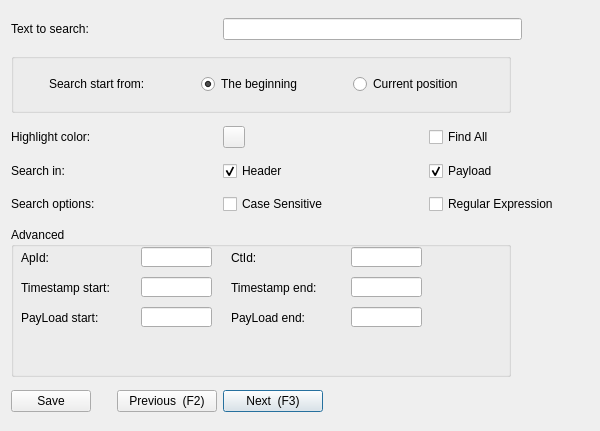
Old version of the form src/searchdialog.ui in the repository COVESA/dlt-viewer.
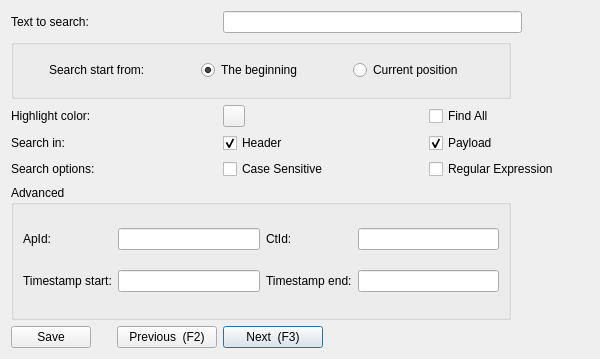
New version of the form. Icons and pictures are not drawn.

Commit message:
Remove dead code related to payload range search functionality (#525)
* remove functionality of payload search range
It was broken for long time and most probably
unused
https://github.com/COVESA/dlt-viewer/issues/502
* Adjust layout of search dialog
Compensate gap due to removed payload-range
input fields

Diff of the .ui file:
```diff
--- a/src/searchdialog.ui
+++ b/src/searchdialog.ui
@@ -7,7 +7,7 @@
     <x>0</x>
     <y>0</y>
     <width>600</width>
-    <height>431</height>
+    <height>359</height>
    </rect>
   </property>
   <property name="minimumSize">
@@ -41,15 +41,16 @@
      <property name="title">
       <string>Advanced</string>
      </property>
+     <layout class="QGridLayout" name="gridLayout_2">
+      <item row="0" column="0">
+       <widget class="QLabel" name="label_6">
+        <property name="text">
+         <string>ApId:</string>
+        </property>
+       </widget>
+      </item>
+      <item row="0" column="1">
      <widget class="QLineEdit" name="apIdlineEdit">
-      <property name="geometry">
-       <rect>
-        <x>130</x>
-        <y>20</y>
-        <width>71</width>
-        <height>20</height>
-       </rect>
-      </property>
       <property name="toolTip">
        <string>&lt;html&gt;&lt;head/&gt;&lt;body&gt;&lt;p&gt;Only messages of the given ApId are considered by the search &lt;/p&gt;&lt;/body&gt;&lt;/html&gt;</string>
       </property>
@@ -57,41 +58,16 @@
        <string>&lt;html&gt;&lt;head/&gt;&lt;body&gt;&lt;p&gt;Enter the ApId to search text only for this ApId&lt;/p&gt;&lt;/body&gt;&lt;/html&gt;</string>
       </property>
      </widget>
-     <widget class="QLabel" name="label_6">
-      <property name="geometry">
-       <rect>
-        <x>10</x>
-        <y>20</y>
-        <width>51</width>
-        <height>21</height>
-       </rect>
-      </property>
-      <property name="text">
-       <string>ApId:</string>
-      </property>
-     </widget>
+      </item>
+      <item row="0" column="2">
      <widget class="QLabel" name="label_7">
-      <property name="geometry">
-       <rect>
-        <x>220</x>
-        <y>20</y>
-        <width>51</width>
-        <height>21</height>
-       </rect>
-      </property>
       <property name="text">
        <string>CtId:</string>
       </property>
      </widget>
+      </item>
+      <item row="0" column="3">
      <widget class="QLineEdit" name="ctIdlineEdit">
-      <property name="geometry">
-       <rect>
-        <x>340</x>
-        <y>20</y>
-        <width>71</width>
-        <height>20</height>
-       </rect>
-      </property>
       <property name="toolTip">
        <string>&lt;html&gt;&lt;head/&gt;&lt;body&gt;&lt;p&gt;Only messages of the given CtId are considered by the search &lt;/p&gt;&lt;/body&gt;&lt;/html&gt;</string>
       </property>
@@ -99,31 +75,9 @@
        <string>&lt;html&gt;&lt;head/&gt;&lt;body&gt;&lt;p&gt;Enter the CtId to search text only for this CtId&lt;/p&gt;&lt;/body&gt;&lt;/html&gt;</string>
       </property>
      </widget>
-     <widget class="QLineEdit" name="timeStartlineEdit">
-      <property name="geometry">
-       <rect>
-        <x>130</x>
-        <y>50</y>
-        <width>71</width>
-        <height>20</height>
-       </rect>
-      </property>
-      <property name="toolTip">
-       <string>&lt;html&gt;&lt;head/&gt;&lt;body&gt;&lt;p&gt;Starting time stamp of format xxx.yyy&lt;/p&gt;&lt;/body&gt;&lt;/html&gt;</string>
-      </property>
-      <property name="whatsThis">
-       <string>&lt;html&gt;&lt;head/&gt;&lt;body&gt;&lt;p&gt;Enter the TimeStamp start after which the text would be searched&lt;/p&gt;&lt;/body&gt;&lt;/html&gt;</string>
-      </property>
-     </widget>
+      </item>
+      <item row="1" column="0">
      <widget class="QLabel" name="label_8">
-      <property name="geometry">
-       <rect>
-        <x>10</x>
-        <y>50</y>
-        <width>111</width>
-        <height>21</height>
-       </rect>
-      </property>
       <property name="toolTip">
        <string>&lt;html&gt;&lt;head/&gt;&lt;body&gt;&lt;p&gt;Only consider / show search hits inbetween the given time stamp range&lt;/p&gt;&lt;/body&gt;&lt;/html&gt;</string>
       </property>
@@ -131,96 +85,35 @@
        <string>Timestamp start:</string>
       </property>
      </widget>
-     <widget class="QLineEdit" name="timeEndlineEdit">
-      <property name="geometry">
-       <rect>
-        <x>340</x>
-        <y>50</y>
-        <width>71</width>
-        <height>20</height>
-       </rect>
-      </property>
+      </item>
+      <item row="1" column="1">
+       <widget class="QLineEdit" name="timeStartlineEdit">
       <property name="toolTip">
        <string>&lt;html&gt;&lt;head/&gt;&lt;body&gt;&lt;p&gt;Stop time stamp of format xxx.yyy&lt;/p&gt;&lt;/body&gt;&lt;/html&gt;</string>
       </property>
       <property name="whatsThis">
-       <string>&lt;html&gt;&lt;head/&gt;&lt;body&gt;&lt;p&gt;Enter the TimeStamp end before which this text would be searched&lt;/p&gt;&lt;/body&gt;&lt;/html&gt;</string>
-      </property>
-     </widget>
+         <string>&lt;html&gt;&lt;head/&gt;&lt;body&gt;&lt;p&gt;Enter the TimeStamp start after which the text would be searched&lt;/p&gt;&lt;/body&gt;&lt;/html&gt;</string>
+        </property>
+       </widget>
+      </item>
+      <item row="1" column="2">
      <widget class="QLabel" name="label_9">
-      <property name="geometry">
-       <rect>
-        <x>220</x>
-        <y>50</y>
-        <width>111</width>
-        <height>21</height>
-       </rect>
-      </property>
       <property name="text">
        <string>Timestamp end:</string>
       </property>
      </widget>
-     <widget class="QLabel" name="label_10">
-      <property name="geometry">
-       <rect>
-        <x>10</x>
-        <y>80</y>
-        <width>111</width>
-        <height>21</height>
-       </rect>
-      </property>
+      </item>
+      <item row="1" column="3">
+       <widget class="QLineEdit" name="timeEndlineEdit">
       <property name="toolTip">
-       <string>&lt;html&gt;&lt;head/&gt;&lt;body&gt;&lt;p&gt;Set here a payload range to be found. The range is defined by a starting pattern and an end pattern. Every message between these patterns is regarded as a search hit.&lt;/p&gt;&lt;/body&gt;&lt;/html&gt;</string>
-      </property>
-      <property name="text">
-       <string>PayLoad start:</string>
-      </property>
-     </widget>
-     <widget class="QLabel" name="label_11">
-      <property name="geometry">
-       <rect>
-        <x>220</x>
-        <y>80</y>
-        <width>111</width>
-        <height>21</height>
-       </rect>
-      </property>
-      <property name="text">
-       <string>PayLoad end:</string>
-      </property>
-     </widget>
-     <widget class="QLineEdit" name="payloadStartlineEdit">
-      <property name="geometry">
-       <rect>
-        <x>130</x>
-        <y>80</y>
-        <width>71</width>
-        <height>20</height>
-       </rect>
-      </property>
-      <property name="toolTip">
-       <string>&lt;html&gt;&lt;head/&gt;&lt;body&gt;&lt;p&gt;Pattern which is considererd as starting mark.&lt;/p&gt;&lt;/body&gt;&lt;/html&gt;</string>
-      </property>
-      <property name="whatsThis">
-       <string>&lt;html&gt;&lt;head/&gt;&lt;body&gt;&lt;p&gt;Enter the TimeStamp start after which the text would be searched&lt;/p&gt;&lt;/body&gt;&lt;/html&gt;</string>
-      </property>
-     </widget>
-     <widget class="QLineEdit" name="payloadEndlineEdit">
-      <property name="geometry">
-       <rect>
-        <x>340</x>
-        <y>80</y>
-        <width>71</width>
-        <height>20</height>
-       </rect>
-      </property>
-      <property name="toolTip">
-       <string>&lt;html&gt;&lt;head/&gt;&lt;body&gt;&lt;p&gt;Pattern which is considererd as stop mark.&lt;/p&gt;&lt;/body&gt;&lt;/html&gt;</string>
+         <string>&lt;html&gt;&lt;head/&gt;&lt;body&gt;&lt;p&gt;Stop time stamp of format xxx.yyy&lt;/p&gt;&lt;/body&gt;&lt;/html&gt;</string>
       </property>
       <property name="whatsThis">
        <string>&lt;html&gt;&lt;head/&gt;&lt;body&gt;&lt;p&gt;Enter the TimeStamp end before which this text would be searched&lt;/p&gt;&lt;/body&gt;&lt;/html&gt;</string>
       </property>
      </widget>
+      </item>
+     </layout>
     </widget>
    </item>
    <item row="10" column="3">
```
Left out of the diff: 6 changed lines with no effect on the pictures. Lines whose indentation alone changed are shown as unchanged. The commit also changes 2 other files.
